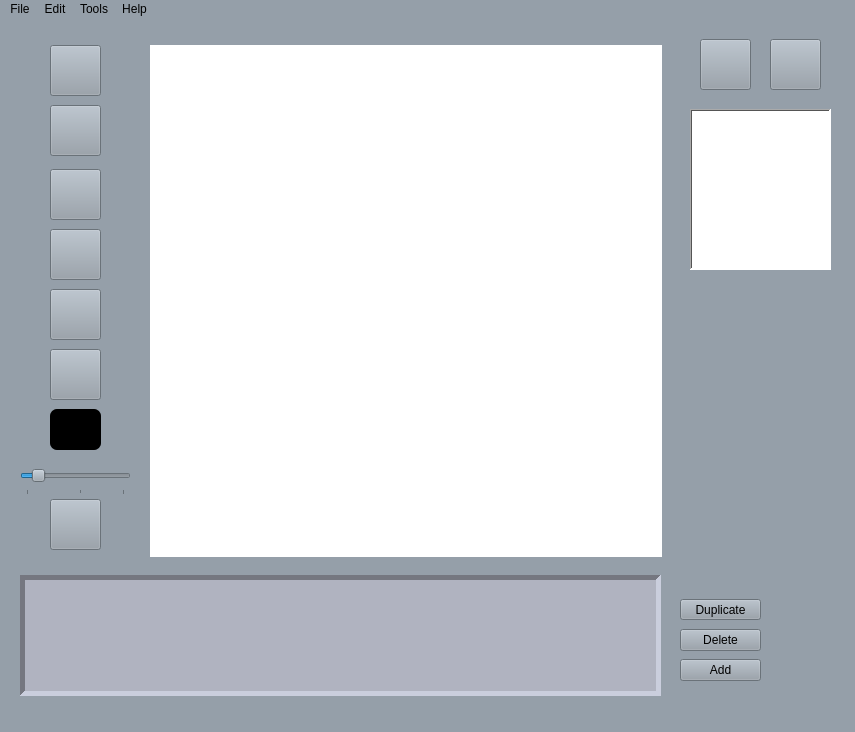
This is mainwindow.ui in pluggedinn/Spriteeee as Qt 5 draws it before an edit. The edited form follows.
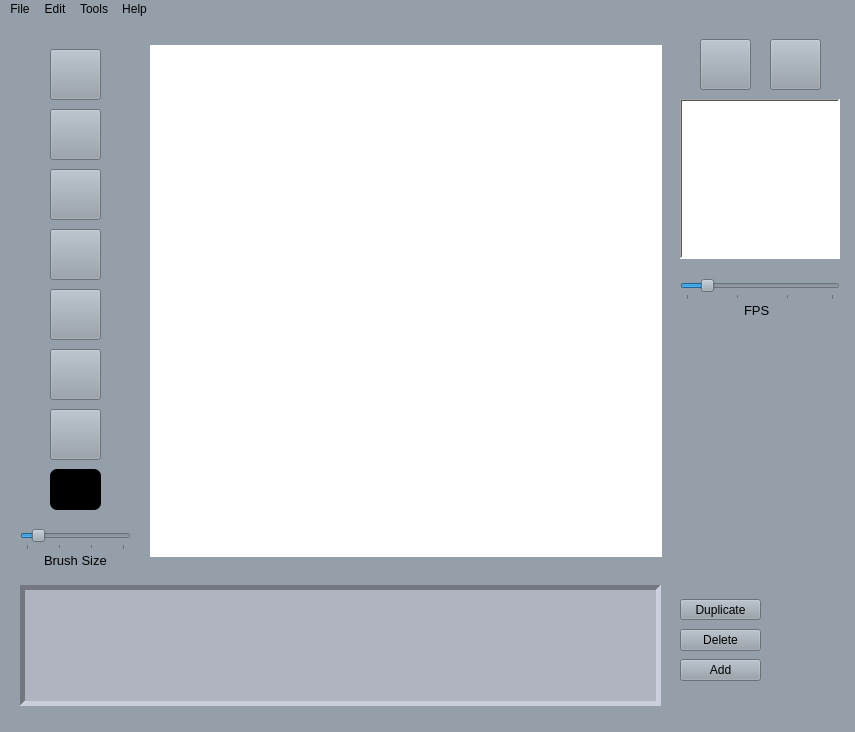
This is the edited form. Icons and pictures are not drawn.

Patch:
```diff
--- a/mainwindow.ui
+++ b/mainwindow.ui
@@ -56,7 +56,7 @@
     <property name="geometry">
      <rect>
       <x>50</x>
-      <y>26</y>
+      <y>30</y>
       <width>51</width>
       <height>51</height>
      </rect>
@@ -108,7 +108,7 @@
     <property name="geometry">
      <rect>
       <x>20</x>
-      <y>556</y>
+      <y>566</y>
       <width>641</width>
       <height>121</height>
      </rect>
@@ -175,7 +175,7 @@
     <property name="geometry">
      <rect>
       <x>50</x>
-      <y>330</y>
+      <y>390</y>
       <width>51</width>
       <height>51</height>
      </rect>
@@ -244,7 +244,7 @@
     <property name="geometry">
      <rect>
       <x>50</x>
-      <y>86</y>
+      <y>90</y>
       <width>51</width>
       <height>51</height>
      </rect>
@@ -303,9 +303,9 @@
     <property name="geometry">
      <rect>
       <x>20</x>
-      <y>445</y>
+      <y>510</y>
       <width>111</width>
-      <height>31</height>
+      <height>21</height>
      </rect>
     </property>
     <property name="toolTipDuration">
@@ -348,14 +348,14 @@
      <enum>QSlider::TicksBelow</enum>
     </property>
     <property name="tickInterval">
-     <number>5</number>
+     <number>3</number>
     </property>
    </widget>
    <widget class="QPushButton" name="clearButton">
     <property name="geometry">
      <rect>
       <x>50</x>
-      <y>480</y>
+      <y>330</y>
       <width>51</width>
       <height>51</height>
      </rect>
@@ -400,10 +400,10 @@
    <widget class="QLabel" name="previewFrame">
     <property name="geometry">
      <rect>
-      <x>690</x>
-      <y>90</y>
-      <width>141</width>
-      <height>161</height>
+      <x>680</x>
+      <y>80</y>
+      <width>160</width>
+      <height>160</height>
      </rect>
     </property>
     <property name="autoFillBackground">
@@ -435,7 +435,7 @@
     <property name="geometry">
      <rect>
       <x>50</x>
-      <y>390</y>
+      <y>450</y>
       <width>51</width>
       <height>41</height>
      </rect>
@@ -450,6 +450,77 @@
      <string/>
     </property>
    </widget>
+   <widget class="QSlider" name="fpsSlider">
+    <property name="geometry">
+     <rect>
+      <x>680</x>
+      <y>260</y>
+      <width>160</width>
+      <height>21</height>
+     </rect>
+    </property>
+    <property name="toolTip">
+     <string>&lt;html&gt;&lt;head/&gt;&lt;body&gt;&lt;p&gt;FPS&lt;/p&gt;&lt;/body&gt;&lt;/html&gt;</string>
+    </property>
+    <property name="minimum">
+     <number>1</number>
+    </property>
+    <property name="maximum">
+     <number>30</number>
+    </property>
+    <property name="value">
+     <number>5</number>
+    </property>
+    <property name="orientation">
+     <enum>Qt::Horizontal</enum>
+    </property>
+    <property name="tickPosition">
+     <enum>QSlider::TicksBelow</enum>
+    </property>
+    <property name="tickInterval">
+     <number>0</number>
+    </property>
+   </widget>
+   <widget class="QTextEdit" name="fpsText">
+    <property name="geometry">
+     <rect>
+      <x>740</x>
+      <y>280</y>
+      <width>51</width>
+      <height>31</height>
+     </rect>
+    </property>
+    <property name="frameShape">
+     <enum>QFrame::NoFrame</enum>
+    </property>
+    <property name="html">
+     <string>&lt;!DOCTYPE HTML PUBLIC &quot;-//W3C//DTD HTML 4.0//EN&quot; &quot;http://www.w3.org/TR/REC-html40/strict.dtd&quot;&gt;
+&lt;html&gt;&lt;head&gt;&lt;meta name=&quot;qrichtext&quot; content=&quot;1&quot; /&gt;&lt;style type=&quot;text/css&quot;&gt;
+p, li { white-space: pre-wrap; }
+&lt;/style&gt;&lt;/head&gt;&lt;body style=&quot; font-family:'Sans'; font-size:10pt; font-weight:400; font-style:normal;&quot;&gt;
+&lt;p style=&quot; margin-top:0px; margin-bottom:0px; margin-left:0px; margin-right:0px; -qt-block-indent:0; text-indent:0px;&quot;&gt;FPS&lt;/p&gt;&lt;/body&gt;&lt;/html&gt;</string>
+    </property>
+   </widget>
+   <widget class="QTextEdit" name="brushSizeText">
+    <property name="geometry">
+     <rect>
+      <x>40</x>
+      <y>530</y>
+      <width>91</width>
+      <height>31</height>
+     </rect>
+    </property>
+    <property name="frameShape">
+     <enum>QFrame::NoFrame</enum>
+    </property>
+    <property name="html">
+     <string>&lt;!DOCTYPE HTML PUBLIC &quot;-//W3C//DTD HTML 4.0//EN&quot; &quot;http://www.w3.org/TR/REC-html40/strict.dtd&quot;&gt;
+&lt;html&gt;&lt;head&gt;&lt;meta name=&quot;qrichtext&quot; content=&quot;1&quot; /&gt;&lt;style type=&quot;text/css&quot;&gt;
+p, li { white-space: pre-wrap; }
+&lt;/style&gt;&lt;/head&gt;&lt;body style=&quot; font-family:'Sans'; font-size:10pt; font-weight:400; font-style:normal;&quot;&gt;
+&lt;p style=&quot; margin-top:0px; margin-bottom:0px; margin-left:0px; margin-right:0px; -qt-block-indent:0; text-indent:0px;&quot;&gt;Brush Size&lt;/p&gt;&lt;/body&gt;&lt;/html&gt;</string>
+    </property>
+   </widget>
   </widget>
   <widget class="QMenuBar" name="menuBar">
    <property name="geometry">
```
Left out of the diff: 11 changed lines with no effect on the pictures.
